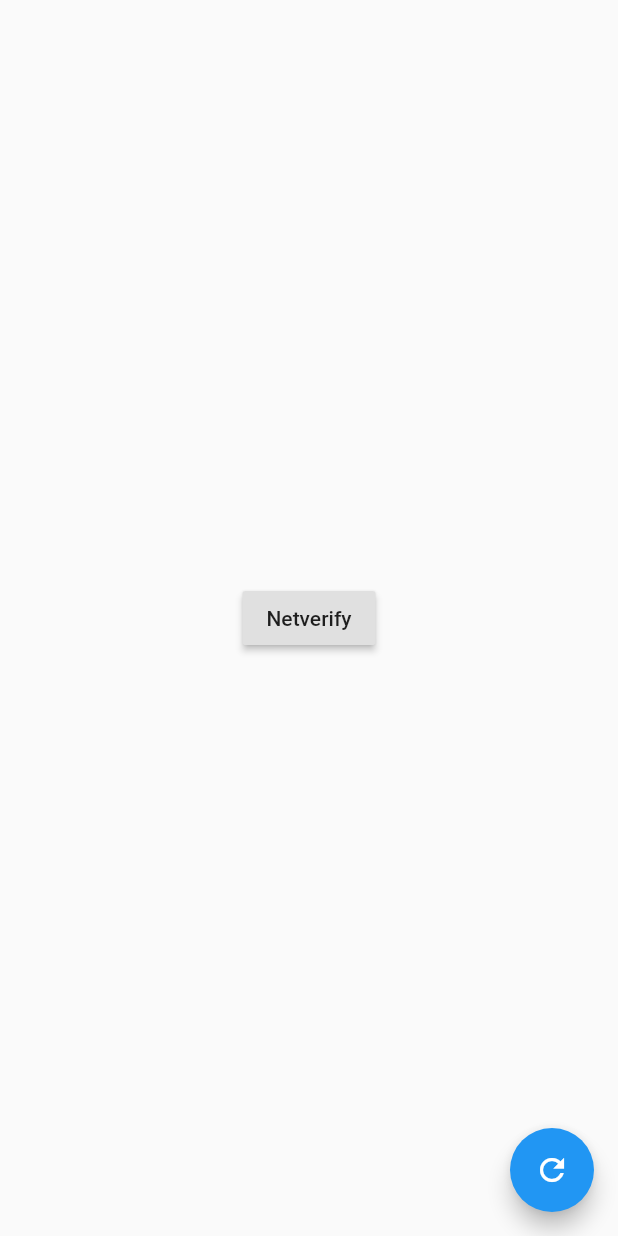
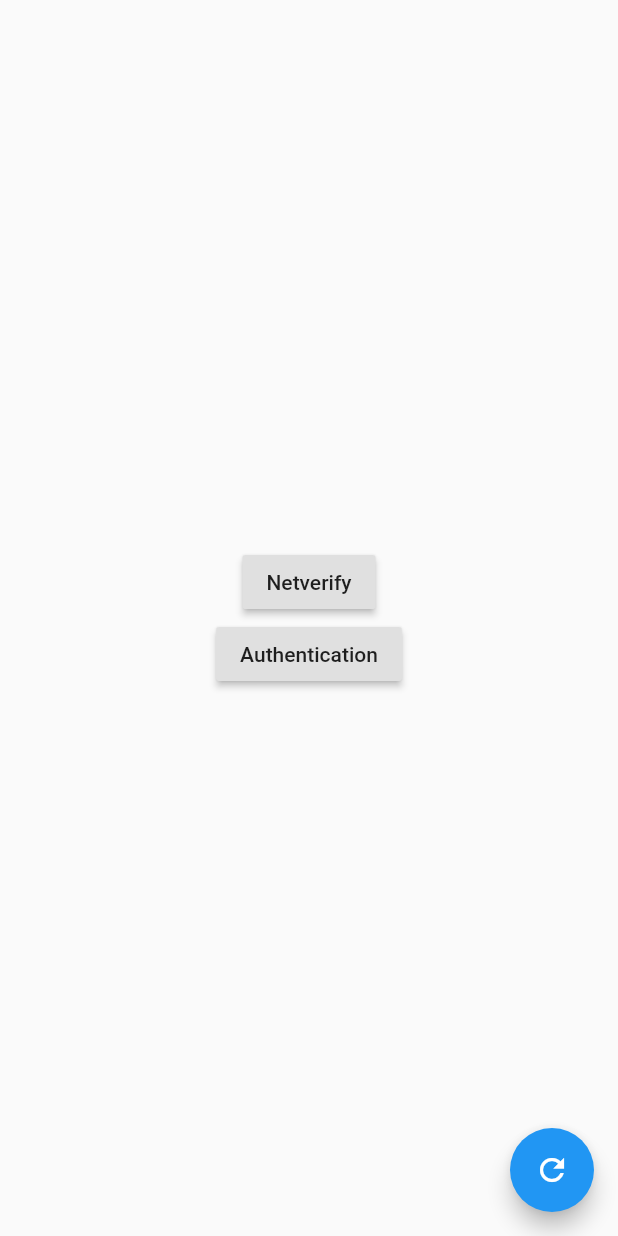
Before and after one commit to 97loser/jumio_mobile_sdk_example, a Flutter app: the screen it shows after launch, after a tap on "Netverify", on a phone screen of 412 x 824 dp. Run offline on Flutter 3.47's test engine with Material 2 defaults, Android fonts, the phone set to English and light mode, and no system bars; missing offline and left inert: jumio_mobile_sdk_flutter.

Commit message:
added authentication

```diff
--- a/lib/main.dart
+++ b/lib/main.dart
@@ -8,6 +8,9 @@ class MyApp extends StatelessWidget {
   @override
   Widget build(BuildContext context) {
     return MaterialApp(
+      theme: ThemeData(
+        primaryColor: Color(0xff045183)
+      ),
       debugShowCheckedModeBanner: false,
       home: Home(),
     );
@@ -21,6 +24,26 @@ class Home extends StatefulWidget {
 
 class _HomeState extends State<Home> {
 
+
+  initAuth()async{
+    await JumioMobileSDK.initAuthentication("38ab59d7-2405-4828-bee2-952bdc73012a", "V6Alx9z6ex5rl86dISCO9hJZoDfTyyK2", "US", {
+      "enrollmentTransactionReference": "086f0d32-9f69-4924-9031-7b7ab55d22b7",
+      //"userReference": "UserReference",
+      //"callbackUrl": "URL",
+      //"authenticationTransactionReference": "AuthenticationTransactionReference",
+    },
+        {
+          "positiveButtonBackgroundColor":"#045183",
+          "negativeButtonBorderColor" :"#045183",
+          "foregroundColor":"#045183",
+          "scanOverlayBorderColor":"#045183",
+          "scanOverlayValidColor":"#045183",
+          "scanOverlayInnalidColor":"#045183",
+          "scanOverlayStandardColor":"#045183",
+        }
+    );
+  }
+
   jumioInit() {
 
     debugPrint("JumioINIT PRESSED");
@@ -30,10 +53,13 @@ class _HomeState extends State<Home> {
       "cameraPosition": "back",
       "documentTypes": ["DRIVER_LICENSE", "PASSPORT", "IDENTITY_CARD", "VISA"],
     }, {
-      "documentSelectionHeaderBackgroundColor":"#045183",
       "positiveButtonBackgroundColor":"#045183",
       "negativeButtonBorderColor" :"#045183",
-      "disableBlur": true,
+      "foregroundColor":"#045183",
+      "scanOverlayBorderColor":"#045183",
+      "scanOverlayValidColor":"#045183",
+      "scanOverlayInnalidColor":"#045183",
+      "scanOverlayStandardColor":"#045183",
     }
     );
 
@@ -47,6 +73,7 @@ class _HomeState extends State<Home> {
 //    private String apiSecret = "V6Alx9z6ex5rl86dISCO9hJZoDfTyyK2";
 
     jumioInit();
+    initAuth();
     // TODO: implement initState
     super.initState();
   }
@@ -55,17 +82,29 @@ class _HomeState extends State<Home> {
   Widget build(BuildContext context) {
     return Scaffold(
       body: Center(
-        child: RaisedButton(
-          onPressed: ()async{
-            Map<dynamic,dynamic>data =   await JumioMobileSDK.startNetverify();
-            debugPrint("JUMIODATA $data");
-          },
-          child: Text("Netverify"),
+        child: Column(
+          mainAxisAlignment: MainAxisAlignment.center,
+          children: [
+            RaisedButton(
+              onPressed: ()async{
+                Map<dynamic,dynamic>data =   await JumioMobileSDK.startNetverify();
+                debugPrint("JUMIODATA : NETVERITY $data");
+              },
+              child: Text("Netverify"),
+            ),
+            RaisedButton(
+              onPressed: ()async{
+                Map<dynamic,dynamic>data =   await JumioMobileSDK.startAuthentication();
+                debugPrint("JUMIODATA : AUTH $data");
+              },
+              child: Text("Authentication"),
+            ),
+          ],
         ),
       ),
       floatingActionButton: FloatingActionButton(
         onPressed: (){
-          jumioInit();
+          initAuth();
         },
         child: Icon(Icons.refresh),
       ),
```
Also changed, not shown: 2 other files.
